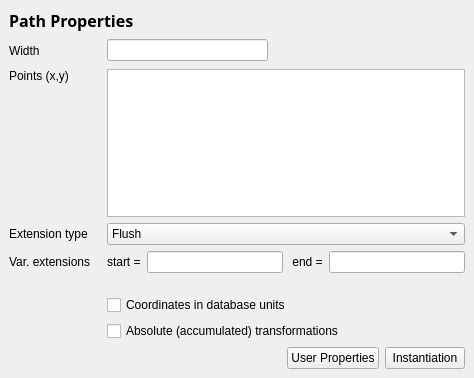
Old version of the form src/edt/edt/EditablePathPropertiesPage.ui in the repository KLayout/klayout.
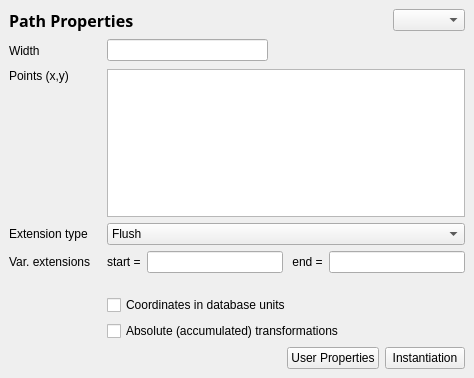
New version of the form. Custom widgets are drawn as their Qt base class.

The edit to the form file:
```diff
--- a/src/edt/edt/EditablePathPropertiesPage.ui
+++ b/src/edt/edt/EditablePathPropertiesPage.ui
@@ -111,8 +111,8 @@
       <item>
        <widget class="QLabel" name="layer_lbl">
         <property name="sizePolicy">
-         <sizepolicy hsizetype="Expanding" vsizetype="Preferred">
-          <horstretch>0</horstretch>
+         <sizepolicy hsizetype="Ignored" vsizetype="Preferred">
+          <horstretch>1</horstretch>
           <verstretch>0</verstretch>
          </sizepolicy>
         </property>
@@ -124,6 +124,9 @@
         </property>
        </widget>
       </item>
+      <item>
+       <widget class="lay::LayerSelectionComboBox" name="layer_cbx"/>
+      </item>
      </layout>
     </widget>
    </item>
@@ -334,6 +337,13 @@
    </item>
   </layout>
  </widget>
+ <customwidgets>
+  <customwidget>
+   <class>lay::LayerSelectionComboBox</class>
+   <extends>QComboBox</extends>
+   <header>layWidgets.h</header>
+  </customwidget>
+ </customwidgets>
  <tabstops>
   <tabstop>width_le</tabstop>
   <tabstop>ptlist_le</tabstop>
```
Left out of the diff: 3 changed lines with no effect on the pictures.
